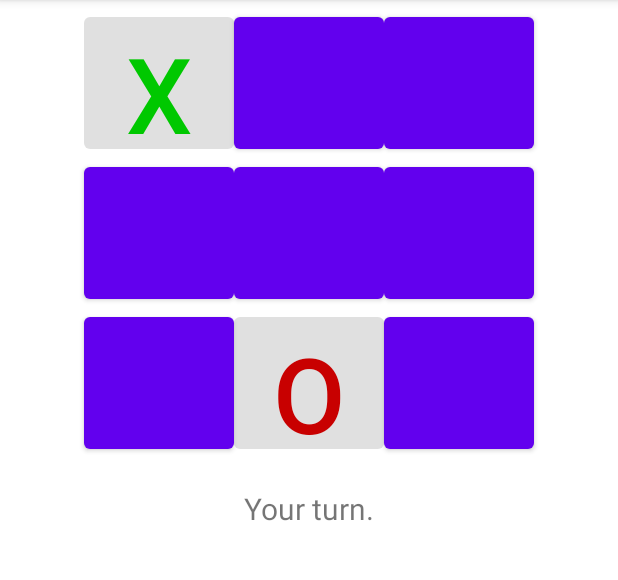
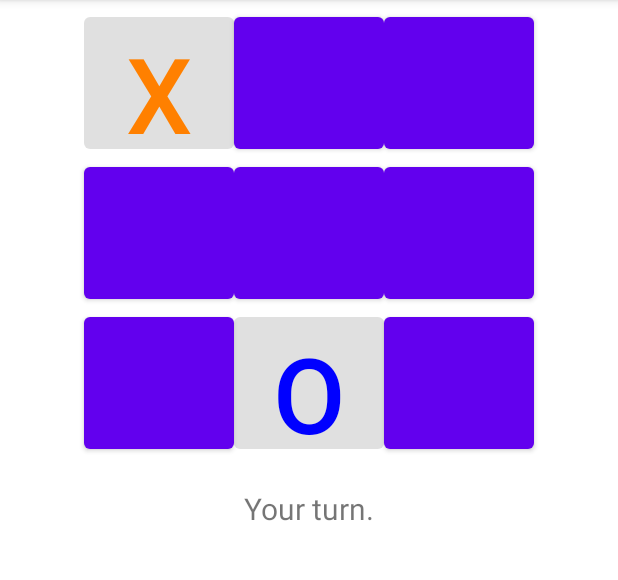
Before and after one commit to alreraso/Talleres-DADM, an Android app: the screen it shows after launch (AndroidTicTacToeActivity), after a tap on an icon or button, on a phone screen of 412 x 824 dp, the part 84-664 px from its top. Run offline under Robolectric (Android 15) with nearby library versions, the phone set to English and light mode, and no system bars.

Commit message:
cambios menores :penguin:

```diff
--- a/Reto3/app/src/main/java/co/edu/unal/androidtic_tac_toe/AndroidTicTacToeActivity.java
+++ b/Reto3/app/src/main/java/co/edu/unal/androidtic_tac_toe/AndroidTicTacToeActivity.java
@@ -92,9 +92,9 @@ public class AndroidTicTacToeActivity extends AppCompatActivity {
         mBoardButtons[location].setEnabled(false);
         mBoardButtons[location].setText(String.valueOf(player));
         if (player == TicTacToeGame.HUMAN_PLAYER)
-            mBoardButtons[location].setTextColor(Color.rgb(0, 200, 0));
+            mBoardButtons[location].setTextColor(Color.rgb(255, 128, 0));
         else
-            mBoardButtons[location].setTextColor(Color.rgb(200, 0, 0));
+            mBoardButtons[location].setTextColor(Color.rgb(0, 0, 255));
     }
 
     @Override
```
